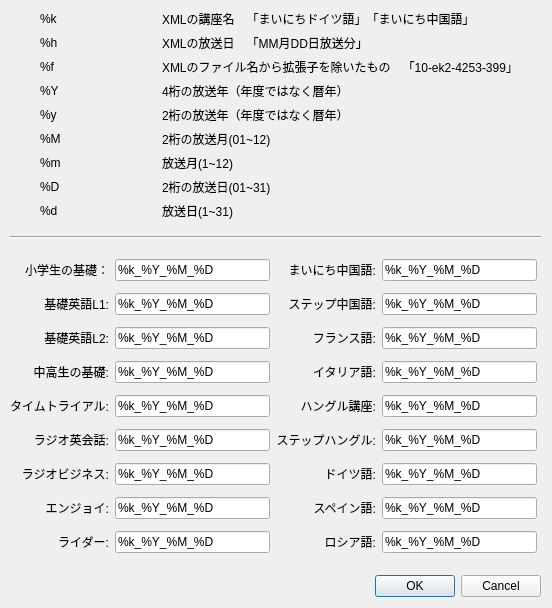
Qt form customizedialog.ui (CSReviser/CaptureStream) before a commit.
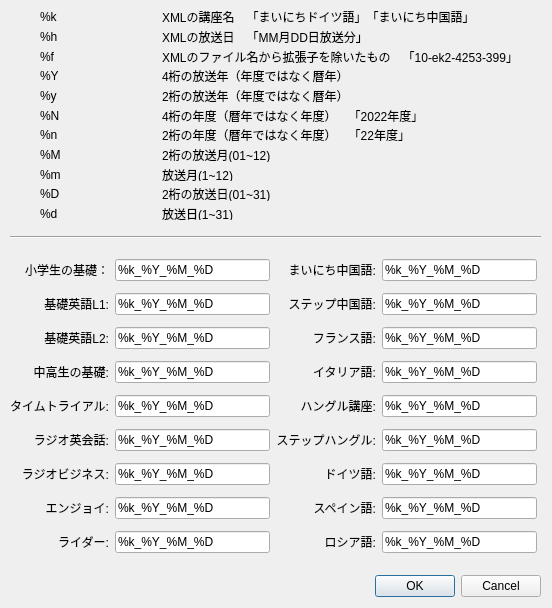
The same form after that commit.

Commit message: カスタマイズメニュー（ファイル名、タグタイトル）に年度を追加可能に変更

What changed in the file:
```diff
--- a/customizedialog.ui
+++ b/customizedialog.ui
@@ -494,55 +494,83 @@
      </widget>
     </item>
     <item row="5" column="0">
+     <widget class="QLabel" name="label_23_1">
+      <property name="text">
+       <string>%N</string>
+      </property>
+     </widget>
+    </item>
+    <item row="5" column="1">
+     <widget class="QLabel" name="label_34_1">
+      <property name="text">
+       <string>4桁の年度（暦年ではなく年度）　「2022年度」</string>
+      </property>
+     </widget>
+    </item>
+    <item row="6" column="0">
+     <widget class="QLabel" name="label_24_1">
+      <property name="text">
+       <string>%n</string>
+      </property>
+     </widget>
+    </item>
+    <item row="6" column="1">
+     <widget class="QLabel" name="label_35_1">
+      <property name="text">
+       <string>2桁の年度（暦年ではなく年度）　「22年度」</string>
+      </property>
+     </widget>
+    </item>
+    <item row="7" column="0">
      <widget class="QLabel" name="label_25">
       <property name="text">
        <string>%M</string>
       </property>
      </widget>
     </item>
-    <item row="5" column="1">
+    <item row="7" column="1">
      <widget class="QLabel" name="label_36">
       <property name="text">
        <string>2桁の放送月(01~12)</string>
       </property>
      </widget>
     </item>
-    <item row="6" column="0">
+    <item row="8" column="0">
      <widget class="QLabel" name="label_26">
       <property name="text">
        <string>%m</string>
       </property>
      </widget>
     </item>
-    <item row="6" column="1">
+    <item row="8" column="1">
      <widget class="QLabel" name="label_37">
       <property name="text">
        <string>放送月(1~12)</string>
       </property>
      </widget>
     </item>
-    <item row="7" column="0">
+    <item row="9" column="0">
      <widget class="QLabel" name="label_27">
       <property name="text">
        <string>%D</string>
       </property>
      </widget>
     </item>
-    <item row="7" column="1">
+    <item row="9" column="1">
      <widget class="QLabel" name="label_38">
       <property name="text">
        <string>2桁の放送日(01~31)</string>
       </property>
      </widget>
     </item>
-    <item row="8" column="0">
+    <item row="10" column="0">
      <widget class="QLabel" name="label_28">
       <property name="text">
        <string>%d</string>
       </property>
      </widget>
     </item>
-    <item row="8" column="1">
+    <item row="10" column="1">
      <widget class="QLabel" name="label_39">
       <property name="text">
        <string>放送日(1~31)</string>
```
The commit also changes 2 other files.
